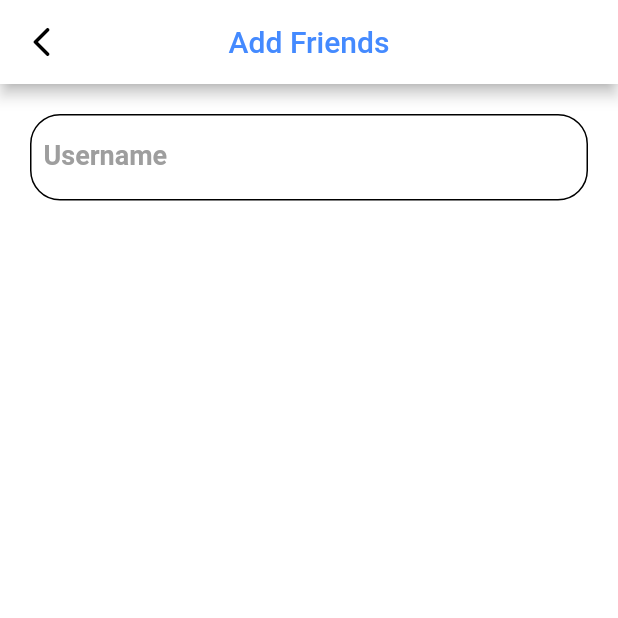
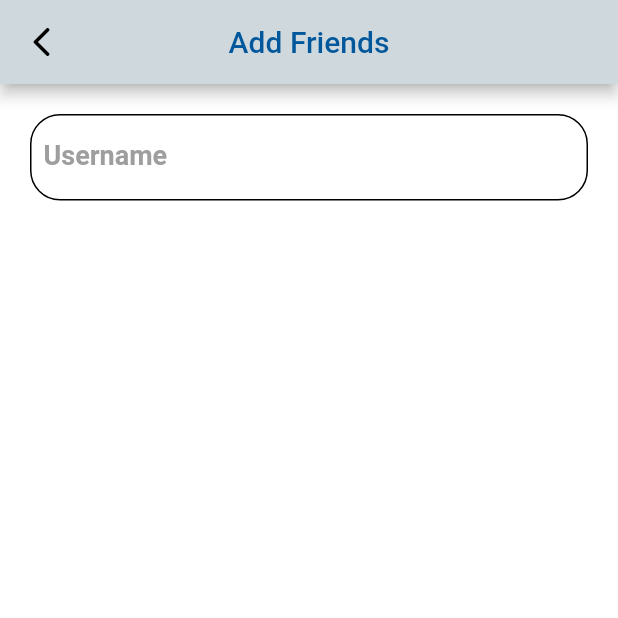
Before and after one commit to YuanSamuel/capsule_map, a Flutter app: the AddFriendsScreen screen opened directly, on a phone screen of 412 x 824 dp, the top half of it. Run offline on Flutter 3.47's test engine with Material 2 defaults, Android fonts, the light colour scheme and no system bars; our stand-ins replace cloud_firestore, firebase_auth, firebase_core, firebase_storage, flutter_mobx, geolocator and 3 more; accounts and stored records are empty; generated files the repository leaves out were written again.

Commit message:
changed sum colors

```diff
--- a/lib/main.dart
+++ b/lib/main.dart
@@ -27,7 +27,7 @@ class MyApp extends StatelessWidget {
       ],
       child: MaterialApp(
         debugShowCheckedModeBanner: false,
-        home: CreateCapsuleScreen(),
+        home: RootScreen(),
       ),
     );
   }
--- a/lib/screens/profile/addfriends_screen.dart
+++ b/lib/screens/profile/addfriends_screen.dart
@@ -16,7 +16,7 @@ class _AddFriendsScreenState extends State<AddFriendsScreen> {
     return Scaffold(
         backgroundColor: Colors.white,
         appBar: AppBar(
-          backgroundColor: Colors.white,
+          backgroundColor: Colors.blueGrey[100],
           leading: IconButton(
             icon: Icon(
               Icons.arrow_back_ios_rounded,
@@ -29,7 +29,7 @@ class _AddFriendsScreenState extends State<AddFriendsScreen> {
           title: Text(
             'Add Friends',
             style: TextStyle(
-              color: Colors.blueAccent,
+              color: Colors.lightBlue[900],
             ),
           ),
           centerTitle: true,
--- a/lib/screens/profile/friendrequest_screen.dart
+++ b/lib/screens/profile/friendrequest_screen.dart
@@ -24,7 +24,7 @@ class _FriendRequestScreenState extends State<FriendRequestScreen> {
       builder: (_) => Scaffold(
           backgroundColor: Colors.white,
           appBar: AppBar(
-            backgroundColor: Colors.white,
+            backgroundColor: Colors.blueGrey[100],
             leading: IconButton(
               icon: Icon(
                 Icons.arrow_back_ios_rounded,
@@ -37,7 +37,7 @@ class _FriendRequestScreenState extends State<FriendRequestScreen> {
             title: Text(
               'Friend Request',
               style: TextStyle(
-                color: Colors.blueAccent,
+                color: Colors.lightBlue[900],
               ),
             ),
             centerTitle: true,
--- a/lib/screens/profile/profile_screen.dart
+++ b/lib/screens/profile/profile_screen.dart
@@ -17,7 +17,7 @@ class ProfileScreen extends StatelessWidget {
 
     return Observer(
       builder: (_) => Scaffold(
-        backgroundColor: Colors.blue[50],
+        backgroundColor: Colors.lightBlue[50],
         body: SafeArea(
           child: SingleChildScrollView(
             child: Column(
```
Also changed, not shown: lib/screens/capsules/capsules_screen.dart (+8 -9 lines), lib/screens/profile/myfriends_screen.dart (+5 -3 lines).
